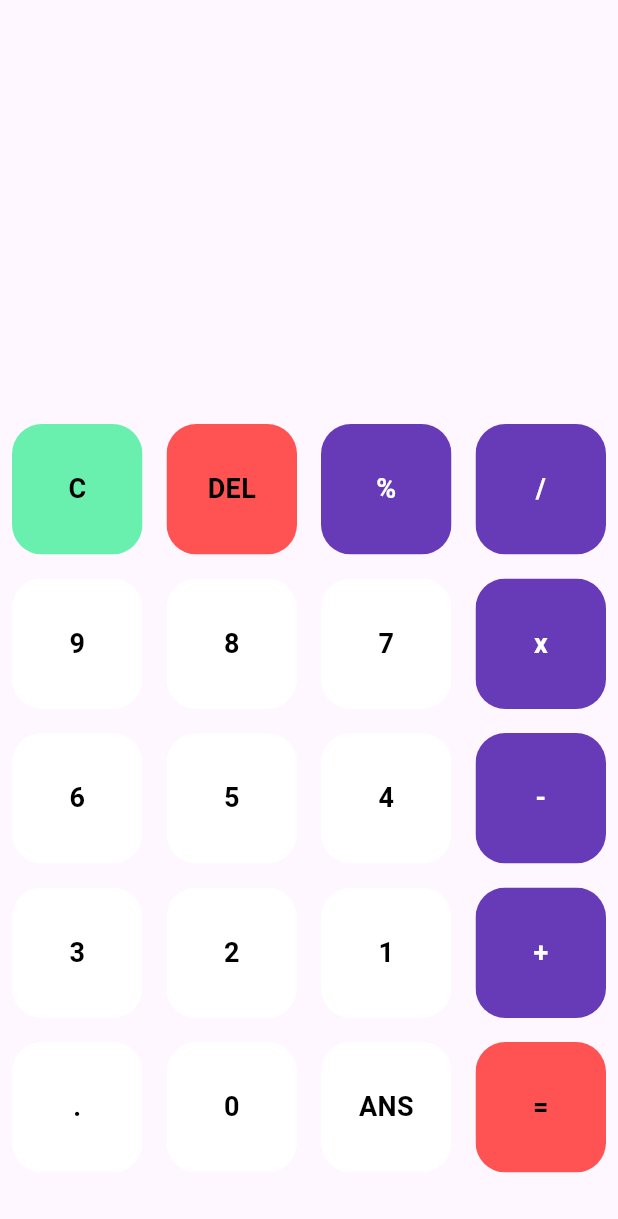
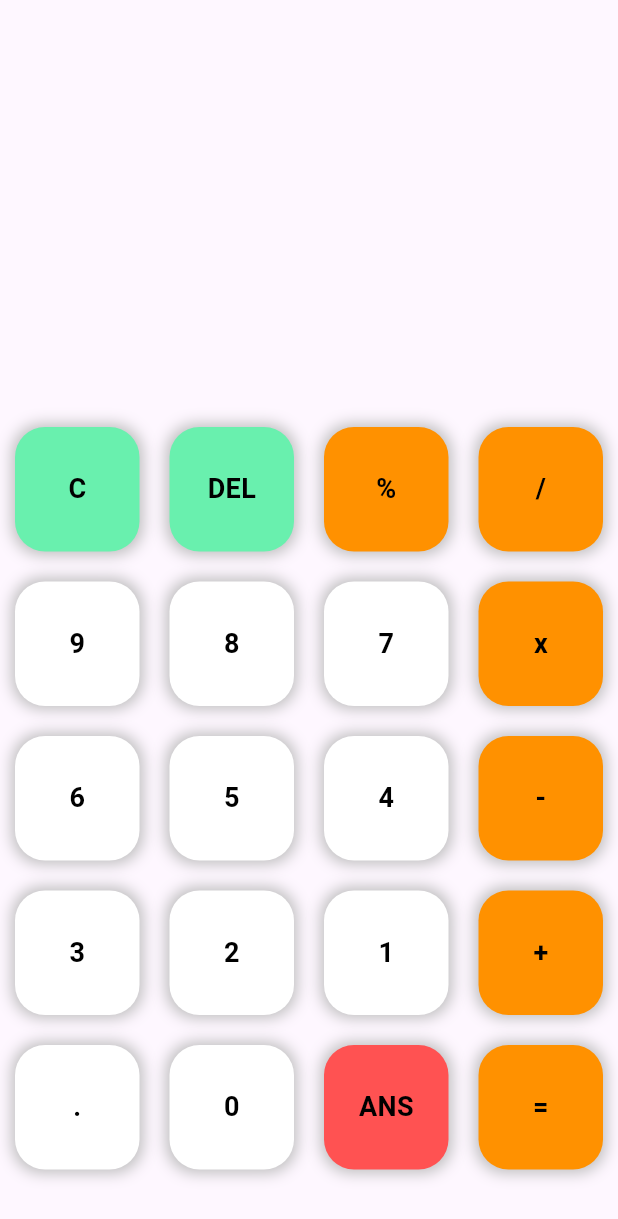
Before and after one commit to abhay0170/simple-calculator-flutter, a Flutter app: the screen it shows after launch, on a phone screen of 412 x 824 dp. Shown: the top 1219 px of the screen. Run offline on Flutter 3.47's test engine with Material 3 defaults, Android fonts, the phone set to English and light mode, and no system bars; our stand-ins replace flutter_hooks, google_fonts, math_expressions.

Commit message:
final calculator

```diff
--- a/lib/homepage.dart
+++ b/lib/homepage.dart
@@ -1,5 +1,6 @@
 import 'package:flutter/material.dart';
 import 'package:flutter_hooks/flutter_hooks.dart';
+import 'package:google_fonts/google_fonts.dart';
 import 'package:math_expressions/math_expressions.dart';
 import 'package:simple_calculator/widgets/buttons.dart';
 
@@ -40,18 +41,33 @@ class HomePage extends HookWidget {
         children: [
           Expanded(
             child: Container(
-              margin: EdgeInsets.all(20),
+              margin: EdgeInsets.all(10),
               child: Column(
-                mainAxisAlignment: MainAxisAlignment.spaceEvenly,
+                mainAxisAlignment: MainAxisAlignment.center,
                 children: [
+                  Expanded(child: SizedBox()),
                   Container(
-                    alignment: Alignment.topLeft,
-                    child: Text(userQuestion.value),
+                    alignment: Alignment.bottomRight,
+                    child: Text(
+                      userQuestion.value,
+                      style: GoogleFonts.agdasima(
+                        fontWeight: FontWeight.w500,
+                        fontSize: 30,
+                        color: Colors.grey,
+                      ),
+                    ),
                   ),
                   Container(
                     alignment: Alignment.bottomRight,
-                    child: Text(userAnswer.value),
+                    child: Text(
+                      userAnswer.value,
+                      style: GoogleFonts.agdasima(
+                        fontWeight: FontWeight.bold,
+                        fontSize: 45,
+                      ),
+                    ),
                   ),
+                  SizedBox(height: 30),
                 ],
               ),
             ),
@@ -73,7 +89,7 @@ class HomePage extends HookWidget {
                         userQuestion.value = "";
                       },
                       buttonText: buttons[index],
-                      color: Colors.greenAccent,
+                      color: Colors.greenAccent.shade200,
                       textColor: Colors.black,
                     );
                   }
@@ -87,6 +103,17 @@ class HomePage extends HookWidget {
                         );
                       },
                       buttonText: buttons[index],
+                      color: Colors.greenAccent.shade200,
+                      textColor: Colors.black,
+                    );
+                  }
+                  // answer button
+                  else if (buttons[index] == "ANS") {
+                    return MyButtons(
+                      buttonTap: () {
+                        userQuestion.value = "";
+                      },
+                      buttonText: buttons[index],
                       color: Colors.redAccent,
                       textColor: Colors.black,
                     );
@@ -96,7 +123,9 @@ class HomePage extends HookWidget {
                     return MyButtons(
                       buttonTap: () {
                         ExpressionParser p = GrammarParser();
-                        Expression exp = p.parse(userQuestion.value);
+                        Expression exp = p.parse(
+                          userQuestion.value.replaceAll("x", "*"),
+                        );
                         ContextModel cm = ContextModel();
 
                         // Evaluate expression:
@@ -104,7 +133,7 @@ class HomePage extends HookWidget {
                         userAnswer.value = eval.toString();
                       },
                       buttonText: buttons[index],
-                      color: Colors.redAccent,
+                      color: Colors.orangeAccent.shade400,
                       textColor: Colors.black,
                     );
                   }
@@ -117,12 +146,9 @@ class HomePage extends HookWidget {
                       buttonText: buttons[index],
                       color:
                           isOperator(buttons[index])
-                              ? Colors.deepPurple
+                              ? Colors.orangeAccent.shade400
                               : Colors.white,
-                      textColor:
-                          isOperator(buttons[index])
-                              ? Colors.white
-                              : Colors.black,
+                      textColor: Colors.black,
                     );
                   }
                 },
@@ -135,7 +161,7 @@ class HomePage extends HookWidget {
   }
 
   bool isOperator(String x) {
-    if (x == "%" || x == "/" || x == "x" || x == "-" || x == "+" || x == "=") {
+    if (x == "%" || x == "/" || x == "x" || x == "-" || x == "+") {
       return true;
     } else {
       return false;
--- a/lib/widgets/buttons.dart
+++ b/lib/widgets/buttons.dart
@@ -19,11 +19,20 @@ class MyButtons extends StatelessWidget {
     return GestureDetector(
       onTap: buttonTap,
       child: Padding(
-        padding: const EdgeInsets.all(8.0),
-        child: ClipRRect(
+        padding: const EdgeInsets.all(10.0),
+        child: Container(
+          decoration: BoxDecoration(
+            color: color,
             borderRadius: BorderRadius.circular(20),
-          child: Container(
-            color: color,
+            boxShadow: [
+              BoxShadow(
+                color: Colors.grey.shade400,
+                spreadRadius: 2,
+                blurRadius: 8,
+                offset: Offset(0, 0),
+              ),
+            ],
+          ),
           child: Center(
             child: Text(
               buttonText,
@@ -36,7 +45,6 @@ class MyButtons extends StatelessWidget {
           ),
         ),
       ),
-      ),
     );
   }
 }
--- a/pubspec.yaml
+++ b/pubspec.yaml
@@ -36,6 +36,7 @@ dependencies:
   cupertino_icons: ^1.0.8
   flutter_hooks: ^0.21.2
   math_expressions: ^2.7.0
+  google_fonts: ^6.2.1
 
 dev_dependencies:
   flutter_test:
```
Also changed, not shown: pubspec.lock, 1 other file. Lines whose indentation alone changed are shown as unchanged.
